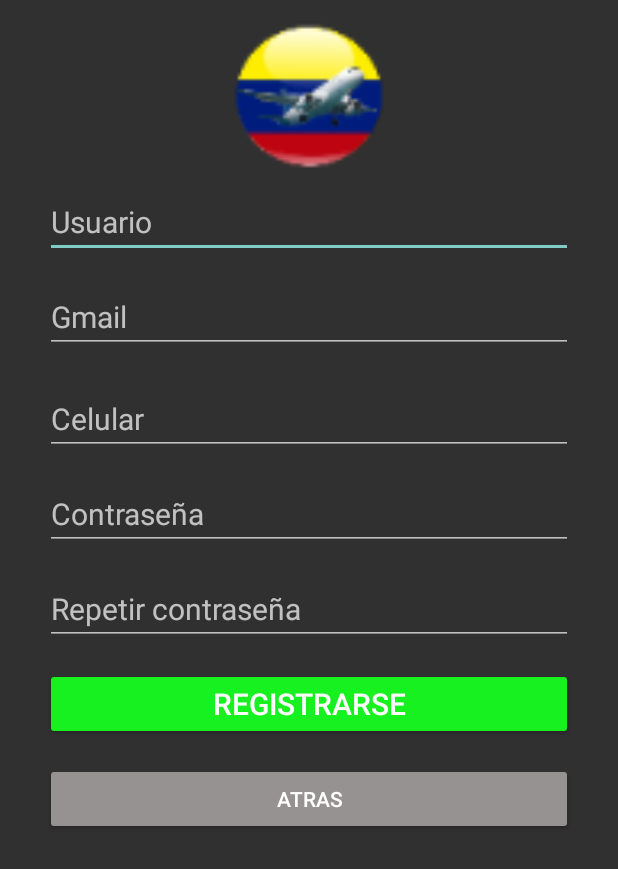
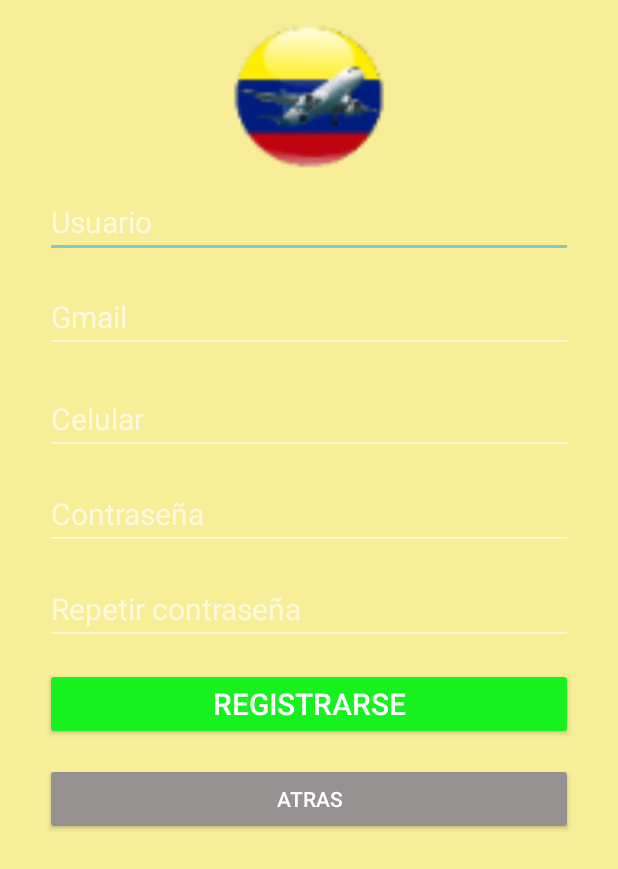
Before and after one commit to harvyRosero/App, an Android app: the Registro screen opened directly, with no data from a screen before it, on a phone screen of 412 x 824 dp. Shown: the top 869 px of the screen. Run offline under Robolectric (Android 15) with nearby library versions, the phone set to English and light mode, and no system bars.

Commit message:
correccion login

```diff
--- a/app/src/main/res/layout/activity_main.xml
+++ b/app/src/main/res/layout/activity_main.xml
@@ -17,6 +17,7 @@
         android:inputType="textPersonName"
         android:text=""
         android:textColor="#3F51B5"
+        android:textSize="20sp"
         app:layout_constraintBottom_toTopOf="@+id/editTextPassword"
         app:layout_constraintEnd_toEndOf="parent"
         app:layout_constraintHorizontal_bias="0.497"
@@ -32,6 +33,7 @@
         android:inputType="textPersonName"
         android:password="true"
         android:text=""
+        android:textSize="20sp"
         app:layout_constraintBottom_toTopOf="@+id/btLogin"
         app:layout_constraintEnd_toEndOf="parent"
         app:layout_constraintHorizontal_bias="0.497"
@@ -101,6 +103,7 @@
         android:layout_width="wrap_content"
         android:layout_height="wrap_content"
         android:text=""
+        android:textColor="#021168"
         android:textSize="18sp"
         app:layout_constraintBottom_toTopOf="@+id/imageView"
         app:layout_constraintEnd_toEndOf="parent"
--- a/app/src/main/res/layout/activity_perfil.xml
+++ b/app/src/main/res/layout/activity_perfil.xml
@@ -4,13 +4,14 @@
     xmlns:tools="http://schemas.android.com/tools"
     android:layout_width="match_parent"
     android:layout_height="match_parent"
+    android:background="#F8EE98"
     tools:context=".Perfil">
 
     <LinearLayout
         android:layout_width="match_parent"
         android:layout_height="wrap_content"
-        android:orientation="horizontal"
-        android:background="@color/gris">
+        android:background="@color/gris"
+        android:orientation="horizontal">
 
         <SearchView
             android:layout_width="match_parent"
@@ -120,6 +121,7 @@
         android:layout_height="491dp"
         android:layout_alignParentTop="true"
         android:layout_marginTop="240dp"
+        android:background="#F8EE98"
         android:orientation="vertical">
 
 
--- a/app/src/main/res/layout/activity_registro.xml
+++ b/app/src/main/res/layout/activity_registro.xml
@@ -10,6 +10,7 @@
         android:id="@+id/linearLa_registro"
         android:layout_width="match_parent"
         android:layout_height="match_parent"
+        android:background="#F8EE98"
         android:orientation="vertical">
 
 
@@ -25,13 +26,13 @@
             android:id="@+id/editTextTextPersonName"
             android:layout_width="match_parent"
             android:layout_height="wrap_content"
+            android:layout_marginLeft="30sp"
+            android:layout_marginRight="30sp"
             android:ems="10"
-            android:layout_marginRight="30sp"
-            android:layout_marginLeft="30sp"
+            android:hint="@string/userName"
+            android:importantForAutofill="no"
             android:inputType="textPersonName"
-            android:hint="@string/userName"
-            android:textSize="20sp"
-            android:importantForAutofill="no" />
+            android:textSize="20sp" />
 
         <EditText
             android:id="@+id/editTextTextEmailAddress"
@@ -43,9 +44,9 @@
             android:layout_marginBottom="20sp"
             android:ems="10"
             android:hint="@string/txt_email"
+            android:importantForAutofill="no"
             android:inputType="textEmailAddress"
-            android:textSize="20sp"
-            android:importantForAutofill="no" />
+            android:textSize="20sp" />
 
         <EditText
             android:id="@+id/editTextPhone"
@@ -56,9 +57,9 @@
             android:layout_marginBottom="15sp"
             android:ems="10"
             android:hint="@string/txt_numero"
+            android:importantForAutofill="no"
             android:inputType="phone"
-            android:textSize="20sp"
-            android:importantForAutofill="no" />
+            android:textSize="20sp" />
 
         <EditText
             android:id="@+id/editTextTextPassword2"
@@ -69,9 +70,9 @@
             android:layout_marginBottom="15sp"
             android:ems="10"
             android:hint="@string/txt_password"
+            android:importantForAutofill="no"
             android:inputType="textPassword"
-            android:textSize="20sp"
-            android:importantForAutofill="no" />
+            android:textSize="20sp" />
 
         <EditText
             android:id="@+id/editTextTextPassword3"
@@ -82,9 +83,9 @@
             android:layout_marginBottom="15sp"
             android:ems="10"
             android:hint="@string/txt_repetir_password"
+            android:importantForAutofill="no"
             android:inputType="textPassword"
-            android:textSize="20sp"
-            android:importantForAutofill="no" />
+            android:textSize="20sp" />
 
         <Button
             android:id="@+id/btn_registrarse_registro"
```
Also changed, not shown: app/src/main/res/layout/activity_recuperar_contr.xml (+8 -7 lines).
